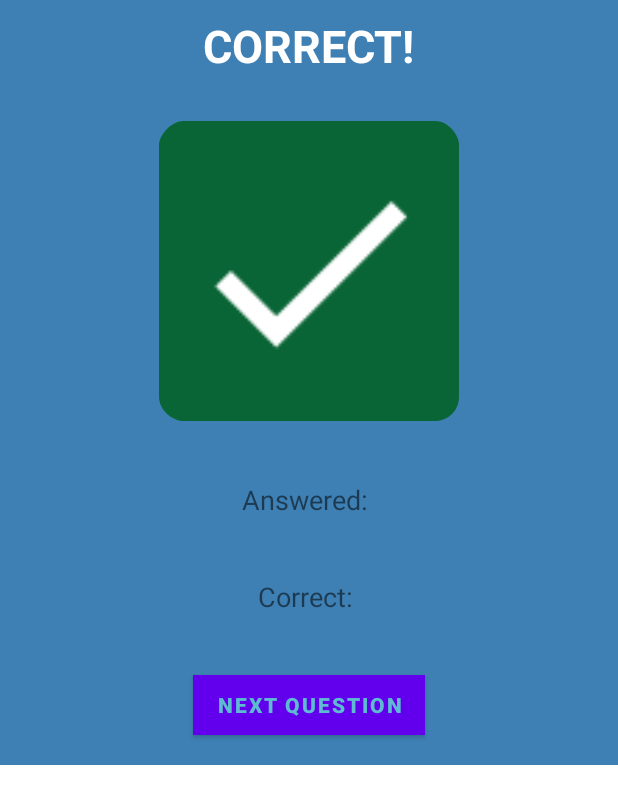
After one commit to jm0rt1/Android-FinalProject, an Android app: the layout answer_selected_dialog.xml on its own in the app's theme, with its tools: preview values and no code run, on a phone screen of 412 x 824 dp. The commit adds this screen. Shown: the top 804 px of the screen. Run offline under Robolectric (Android 15) with nearby library versions, the phone set to English and light mode, and no system bars.

Commit message:
visible dialog

```diff
--- a/app/src/main/java/com/example/finalproject/CurrentGameActivity.java
+++ b/app/src/main/java/com/example/finalproject/CurrentGameActivity.java
@@ -1,5 +1,7 @@
 package com.example.finalproject;
+import androidx.appcompat.app.AlertDialog;
 import androidx.appcompat.app.AppCompatActivity;
+import androidx.fragment.app.FragmentManager;
 
 import android.content.Intent;
 import android.os.Bundle;
@@ -50,8 +52,8 @@ public class CurrentGameActivity extends AppCompatActivity {
         answerListView.setOnItemClickListener(new AdapterView.OnItemClickListener() {
             @Override
             public void onItemClick(AdapterView<?> parent, View view, int position, long l) {
-
-
+                AnswerSelectedDialog cdd=new AnswerSelectedDialog(CurrentGameActivity.this);
+                cdd.show();
             }
         });
     }
--- /dev/null
+++ b/app/src/main/res/drawable/ic_check_mark_foreground.xml
@@ -0,0 +1,15 @@
+<vector xmlns:android="http://schemas.android.com/apk/res/android"
+    android:width="108dp"
+    android:height="108dp"
+    android:viewportWidth="108"
+    android:viewportHeight="108"
+    android:tint="#FFFFFF">
+  <group android:scaleX="2.61"
+      android:scaleY="2.61"
+      android:translateX="22.68"
+      android:translateY="22.68">
+    <path
+        android:fillColor="@android:color/white"
+        android:pathData="M9,16.17L4.83,12l-1.42,1.41L9,19 21,7l-1.41,-1.41z"/>
+  </group>
+</vector>
--- /dev/null
+++ b/app/src/main/res/layout/answer_selected_dialog.xml
@@ -0,0 +1,62 @@
+<?xml version="1.0" encoding="utf-8"?>
+<LinearLayout xmlns:android="http://schemas.android.com/apk/res/android"
+    android:layout_width="fill_parent"
+    android:layout_height="wrap_content"
+    android:background="#3E80B4"
+    android:orientation="vertical" >
+
+    <TextView
+        android:id="@+id/txt_dia"
+        android:layout_width="wrap_content"
+        android:layout_height="wrap_content"
+        android:layout_gravity="center"
+        android:layout_margin="10dp"
+        android:text="CORRECT!"
+        android:textColor="@android:color/white"
+        android:textSize="30dp"
+
+        android:textStyle="bold"/>
+    <ImageView
+        android:layout_width="200dp"
+        android:layout_height="200dp"
+        android:layout_gravity="center"
+        android:layout_margin="20dp"
+
+        android:src="@mipmap/ic_check_mark_round"
+        />
+
+    <TextView
+        android:id="@+id/answered_text_view"
+        android:layout_width="wrap_content"
+        android:layout_height="wrap_content"
+        android:layout_margin="20dp"
+        android:text="Answered: "
+        android:textSize="18sp"
+
+        android:layout_gravity="center"/>
+    <TextView
+        android:id="@+id/correct_text_view"
+        android:layout_width="wrap_content"
+        android:layout_height="wrap_content"
+        android:layout_margin="20dp"
+        android:text="Correct: "
+        android:textSize="18sp"
+        android:layout_gravity="center"/>
+
+
+
+    <Button
+        android:id="@+id/next_question_button"
+        android:layout_width="wrap_content"
+        android:layout_height="40dp"
+        android:layout_margin="20dp"
+        android:background="@android:color/white"
+        android:clickable="true"
+        android:text="@string/next_question"
+        android:textColor="#5DBCD2"
+        android:textStyle="bold"
+        android:layout_gravity="center" />
+
+
+
+</LinearLayout>
--- /dev/null
+++ b/app/src/main/res/mipmap-anydpi-v26/ic_check_mark.xml
@@ -0,0 +1,5 @@
+<?xml version="1.0" encoding="utf-8"?>
+<adaptive-icon xmlns:android="http://schemas.android.com/apk/res/android">
+    <background android:drawable="@color/ic_check_mark_background"/>
+    <foreground android:drawable="@drawable/ic_check_mark_foreground"/>
+</adaptive-icon>
--- /dev/null
+++ b/app/src/main/res/mipmap-anydpi-v26/ic_check_mark_round.xml
@@ -0,0 +1,5 @@
+<?xml version="1.0" encoding="utf-8"?>
+<adaptive-icon xmlns:android="http://schemas.android.com/apk/res/android">
+    <background android:drawable="@color/ic_check_mark_background"/>
+    <foreground android:drawable="@drawable/ic_check_mark_foreground"/>
+</adaptive-icon>
--- /dev/null
+++ b/app/src/main/res/values/ic_check_mark_background.xml
@@ -0,0 +1,4 @@
+<?xml version="1.0" encoding="utf-8"?>
+<resources>
+    <color name="ic_check_mark_background">#0A6536</color>
+</resources>
--- a/app/src/main/res/values/strings.xml
+++ b/app/src/main/res/values/strings.xml
@@ -7,4 +7,5 @@
     <string name="_1_10">1/10</string>
     <string name="easy">Easy</string>
     <string name="placeholder_question">Some question that has a few incorrect answers and many correct answers. This is a placeholder for that question to see how the text looks in the design???</string>
+    <string name="next_question">Next Question</string>
 </resources>
```
Also changed, not shown: app/src/main/java/com/example/finalproject/AnswerSelectedDialog.java (added, +48 -0 lines), app/src/main/res/mipmap-hdpi/ic_check_mark_round.png (added), app/src/main/res/mipmap-mdpi/ic_check_mark_round.png (added), app/src/main/res/mipmap-xhdpi/ic_check_mark_round.png (added), app/src/main/res/mipmap-xxhdpi/ic_check_mark_round.png (added), app/src/main/res/mipmap-xxxhdpi/ic_check_mark_round.png (added).
